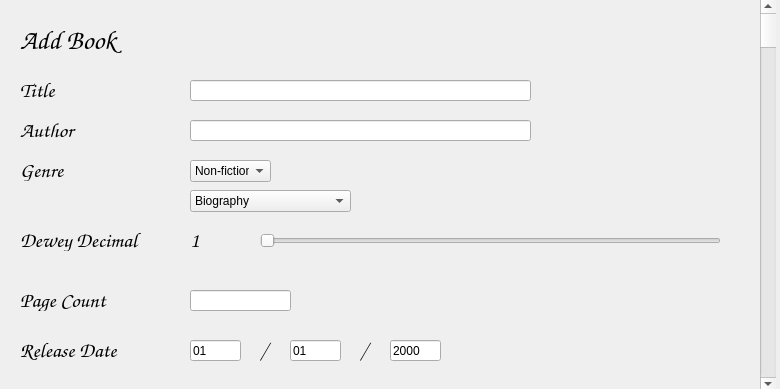
Frederick-Rive/CS106_LibrarySystem_GroupProject, file addbook.ui: the form before one commit.
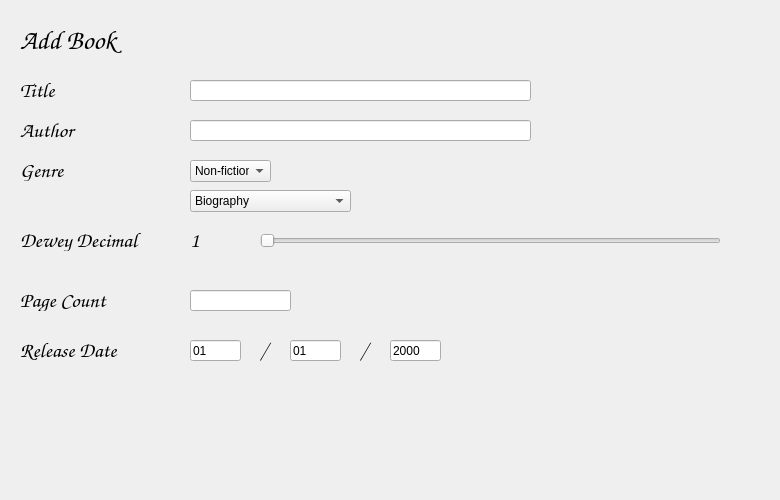
The form after the commit.

Patch:
```diff
--- a/addbook.ui
+++ b/addbook.ui
@@ -7,7 +7,7 @@
     <x>0</x>
     <y>0</y>
     <width>780</width>
-    <height>389</height>
+    <height>500</height>
    </rect>
   </property>
   <property name="minimumSize">
@@ -264,19 +264,6 @@
     <string>1</string>
    </property>
   </widget>
-  <widget class="QScrollBar" name="verticalScrollBar">
-   <property name="geometry">
-    <rect>
-     <x>760</x>
-     <y>0</y>
-     <width>16</width>
-     <height>391</height>
-    </rect>
-   </property>
-   <property name="orientation">
-    <enum>Qt::Vertical</enum>
-   </property>
-  </widget>
   <widget class="QLineEdit" name="dayEdit">
    <property name="geometry">
     <rect>
```
